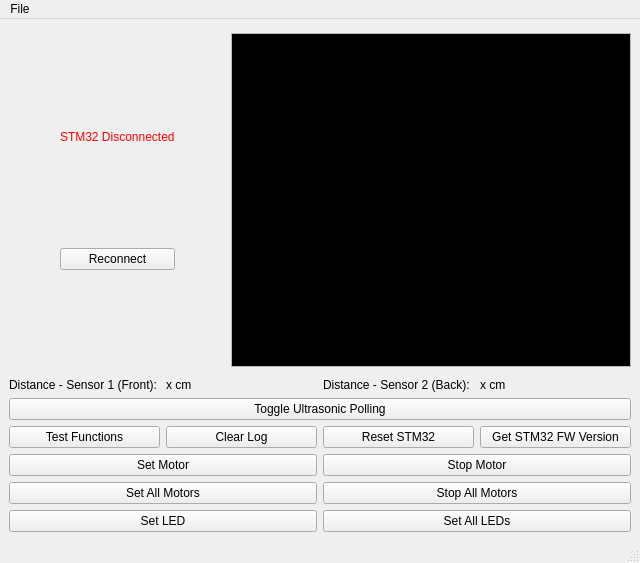
Old version of the form mainwindow.ui in the repository LeedsRaspJam/Cryptoid-Python.
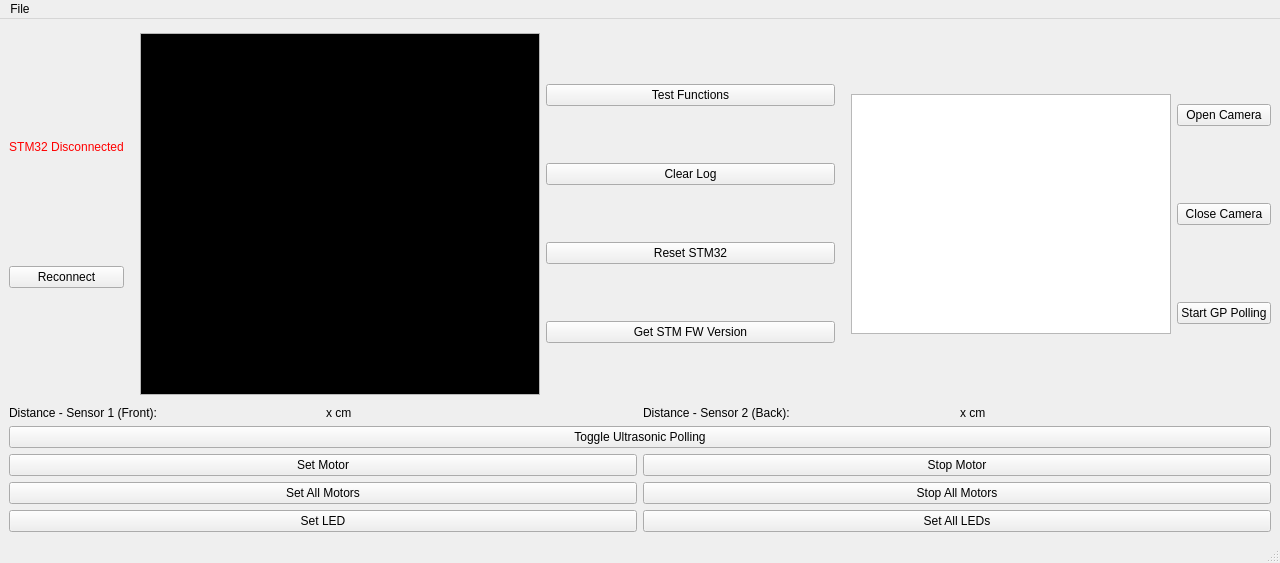
New version of the form.

Diff of the .ui file:
```diff
--- a/mainwindow.ui
+++ b/mainwindow.ui
@@ -6,7 +6,7 @@
    <rect>
     <x>0</x>
     <y>0</y>
-    <width>640</width>
+    <width>1280</width>
     <height>563</height>
    </rect>
   </property>
@@ -33,19 +33,6 @@
     </item>
     <item>
      <layout class="QHBoxLayout" name="horizontalLayout">
-      <item>
-       <spacer name="horizontalSpacer">
-        <property name="orientation">
-         <enum>Qt::Horizontal</enum>
-        </property>
-        <property name="sizeHint" stdset="0">
-         <size>
-          <width>40</width>
-          <height>20</height>
-         </size>
-        </property>
-       </spacer>
-      </item>
       <item>
        <layout class="QVBoxLayout" name="verticalLayout_2">
         <property name="leftMargin">
@@ -72,6 +59,9 @@
           <property name="text">
            <string>STM32 Disconnected</string>
           </property>
+          <property name="alignment">
+           <set>Qt::AlignCenter</set>
+          </property>
          </widget>
         </item>
         <item>
@@ -114,22 +104,21 @@
         <property name="orientation">
          <enum>Qt::Horizontal</enum>
         </property>
+        <property name="sizeType">
+         <enum>QSizePolicy::Fixed</enum>
+        </property>
         <property name="sizeHint" stdset="0">
          <size>
-          <width>40</width>
+          <width>10</width>
           <height>20</height>
          </size>
         </property>
        </spacer>
       </item>
+      <item>
+       <layout class="QHBoxLayout" name="horizontalLayout_2">
       <item>
        <widget class="QTextBrowser" name="logTb">
-        <property name="minimumSize">
-         <size>
-          <width>400</width>
-          <height>0</height>
-         </size>
-        </property>
         <property name="maximumSize">
          <size>
           <width>400</width>
@@ -193,6 +182,15 @@
              </color>
             </brush>
            </colorrole>
+             <colorrole role="PlaceholderText">
+              <brush brushstyle="NoBrush">
+               <color alpha="128">
+                <red>255</red>
+                <green>255</green>
+                <blue>255</blue>
+               </color>
+              </brush>
+             </colorrole>
           </active>
           <inactive>
            <colorrole role="WindowText">
@@ -249,6 +247,15 @@
              </color>
             </brush>
            </colorrole>
+             <colorrole role="PlaceholderText">
+              <brush brushstyle="NoBrush">
+               <color alpha="128">
+                <red>255</red>
+                <green>255</green>
+                <blue>255</blue>
+               </color>
+              </brush>
+             </colorrole>
           </inactive>
           <disabled>
            <colorrole role="WindowText">
@@ -305,6 +312,15 @@
              </color>
             </brush>
            </colorrole>
+             <colorrole role="PlaceholderText">
+              <brush brushstyle="NoBrush">
+               <color alpha="128">
+                <red>255</red>
+                <green>255</green>
+                <blue>255</blue>
+               </color>
+              </brush>
+             </colorrole>
           </disabled>
          </palette>
         </property>
@@ -313,6 +329,101 @@
         </property>
        </widget>
       </item>
+        <item>
+         <layout class="QVBoxLayout" name="verticalLayout_3">
+          <item>
+           <widget class="QPushButton" name="doAThing">
+            <property name="text">
+             <string>Test Functions</string>
+            </property>
+           </widget>
+          </item>
+          <item>
+           <widget class="QPushButton" name="clearBtn">
+            <property name="text">
+             <string>Clear Log</string>
+            </property>
+           </widget>
+          </item>
+          <item>
+           <widget class="QPushButton" name="resetBtn">
+            <property name="text">
+             <string>Reset STM32</string>
+            </property>
+           </widget>
+          </item>
+          <item>
+           <widget class="QPushButton" name="versBtn">
+            <property name="text">
+             <string>Get STM FW Version</string>
+            </property>
+           </widget>
+          </item>
+         </layout>
+        </item>
+       </layout>
+      </item>
+      <item>
+       <spacer name="horizontalSpacer_3">
+        <property name="orientation">
+         <enum>Qt::Horizontal</enum>
+        </property>
+        <property name="sizeType">
+         <enum>QSizePolicy::Fixed</enum>
+        </property>
+        <property name="sizeHint" stdset="0">
+         <size>
+          <width>10</width>
+          <height>20</height>
+         </size>
+        </property>
+       </spacer>
+      </item>
+      <item>
+       <layout class="QHBoxLayout" name="horizontalLayout_6">
+        <item>
+         <widget class="QGraphicsView" name="graphicsView">
+          <property name="sizePolicy">
+           <sizepolicy hsizetype="Fixed" vsizetype="Fixed">
+            <horstretch>0</horstretch>
+            <verstretch>0</verstretch>
+           </sizepolicy>
+          </property>
+          <property name="minimumSize">
+           <size>
+            <width>320</width>
+            <height>240</height>
+           </size>
+          </property>
+         </widget>
+        </item>
+        <item>
+         <layout class="QVBoxLayout" name="verticalLayout_4">
+          <item>
+           <widget class="QPushButton" name="pushButton_2">
+            <property name="text">
+             <string>Open Camera</string>
+            </property>
+           </widget>
+          </item>
+          <item>
+           <widget class="QPushButton" name="pushButton">
+            <property name="text">
+             <string>Close Camera</string>
+            </property>
+           </widget>
+          </item>
+          <item>
+           <widget class="QPushButton" name="pushButton_3">
+            <property name="text">
+             <string>Start GP Polling</string>
+            </property>
+           </widget>
+          </item>
+         </layout>
+        </item>
+       </layout>
+      </item>
      </layout>
     </item>
     <item>
@@ -374,53 +485,6 @@
       </item>
      </layout>
     </item>
-    <item>
-     <layout class="QHBoxLayout" name="horizontalLayout_2">
-      <property name="sizeConstraint">
-       <enum>QLayout::SetDefaultConstraint</enum>
-      </property>
-      <property name="leftMargin">
-       <number>0</number>
-      </property>
-      <property name="topMargin">
-       <number>0</number>
-      </property>
-      <property name="rightMargin">
-       <number>0</number>
-      </property>
-      <property name="bottomMargin">
-       <number>0</number>
-      </property>
-      <item>
-       <widget class="QPushButton" name="doAThing">
-        <property name="text">
-         <string>Test Functions</string>
-        </property>
-       </widget>
-      </item>
-      <item>
-       <widget class="QPushButton" name="clearBtn">
-        <property name="text">
-         <string>Clear Log</string>
-        </property>
-       </widget>
-      </item>
-      <item>
-       <widget class="QPushButton" name="resetBtn">
-        <property name="text">
-         <string>Reset STM32</string>
-        </property>
-       </widget>
-      </item>
-      <item>
-       <widget class="QPushButton" name="versBtn">
-        <property name="text">
-         <string>Get STM32 FW Version</string>
-        </property>
-       </widget>
-      </item>
-     </layout>
-    </item>
     <item>
      <layout class="QHBoxLayout" name="horizontalLayout_3">
       <property name="leftMargin">
@@ -494,7 +558,7 @@
     <rect>
      <x>0</x>
      <y>0</y>
-     <width>640</width>
+     <width>1280</width>
      <height>22</height>
     </rect>
    </property>
```
Lines whose indentation alone changed are shown as unchanged.
